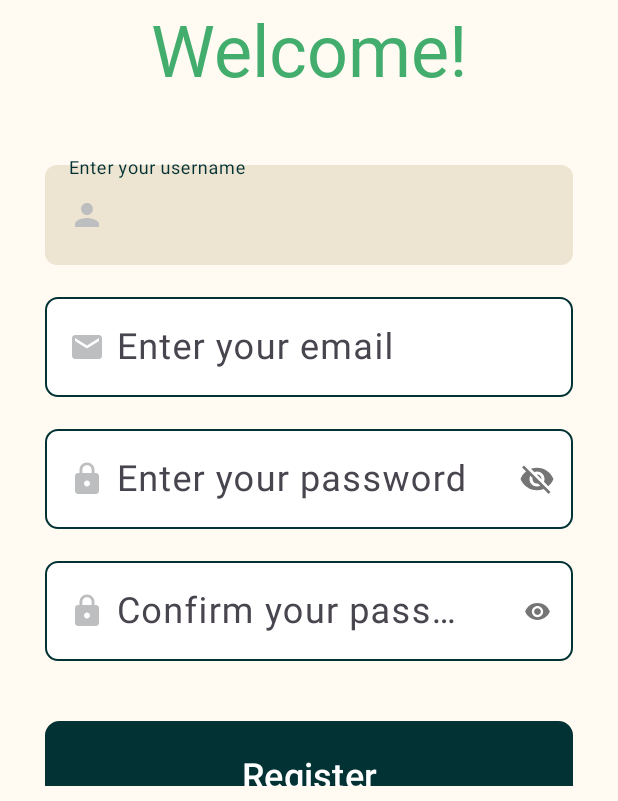
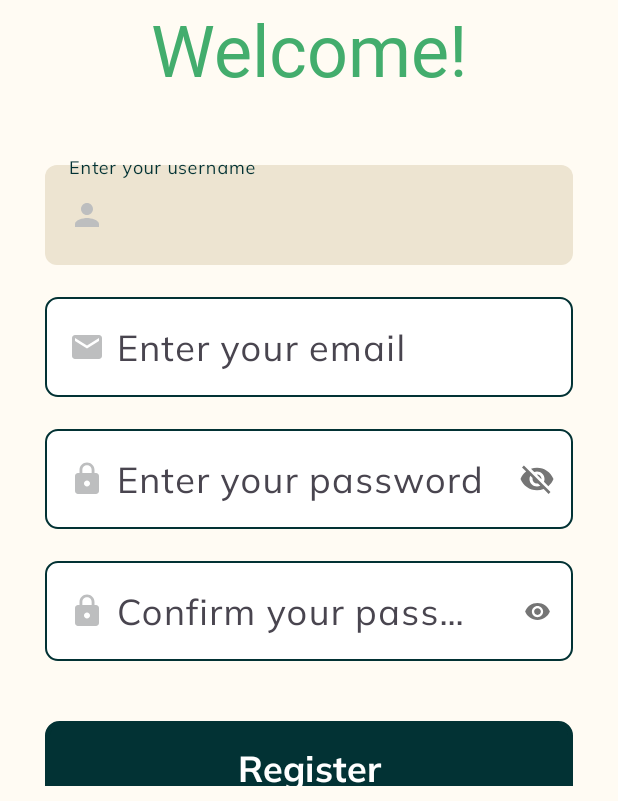
Before and after one commit to Niveytha/GreenApple-FYP, an Android app: the Register screen opened directly, with no data from a screen before it, after a tap on an icon or button, on a phone screen of 412 x 824 dp, the part 435-1236 px from its top. Run offline under Robolectric (Android 15) with nearby library versions, the phone set to English and light mode, and no system bars; our stand-ins replace Firebase (no records; nobody signed in at launch, a user with empty details on screens opened directly).

Commit message:
fixed fonts & text size

```diff
--- a/app/src/main/res/layout/activity_register.xml
+++ b/app/src/main/res/layout/activity_register.xml
@@ -49,7 +49,8 @@
                 android:drawableTint="@color/foundation_grey"
                 android:drawablePadding="8dp"
                 android:inputType="text"
-                android:textSize="24dp" />
+                android:textSize="24sp"
+                android:fontFamily="@font/mulish_regular" />
 
         </com.google.android.material.textfield.TextInputLayout>
 
@@ -69,7 +70,8 @@
                 android:drawableTint="@color/foundation_grey"
                 android:drawablePadding="8dp"
                 android:inputType="textEmailAddress"
-                android:textSize="24dp" />
+                android:textSize="24sp"
+                android:fontFamily="@font/mulish_regular" />
 
         </com.google.android.material.textfield.TextInputLayout>
 
@@ -92,7 +94,8 @@
                 android:drawableTint="@color/foundation_grey"
                 android:drawablePadding="8dp"
                 android:inputType="textPassword"
-                android:textSize="24dp" />
+                android:textSize="24sp"
+                android:fontFamily="@font/mulish_regular" />
 
         </com.google.android.material.textfield.TextInputLayout>
 
@@ -115,7 +118,8 @@
                 android:drawableTint="@color/foundation_grey"
                 android:drawablePadding="8dp"
                 android:inputType="textPassword"
-                android:textSize="24dp" />
+                android:textSize="24sp"
+                android:fontFamily="@font/mulish_regular" />
 
         </com.google.android.material.textfield.TextInputLayout>
 
@@ -123,12 +127,13 @@
         <Button
             android:id="@+id/btn_register"
             android:layout_width="match_parent"
-            android:layout_height="72dp"
+            android:layout_height="64dp"
             android:layout_marginBottom="24dp"
             android:background="@drawable/rounded_button"
             android:text="Register"
-            android:textSize="24dp"
-            android:textColor="@color/foundation_white" />
+            android:textSize="24sp"
+            android:textColor="@color/foundation_white"
+            android:fontFamily="@font/mulish_bold"/>
 
         <TextView
             android:id="@+id/tv_login"
@@ -137,8 +142,8 @@
             android:layout_marginBottom="10dp"
             android:gravity="center"
             android:text="@string/login"
-            android:textSize="20dp"
-            android:fontFamily="@font/mulish_medium"/>
+            android:textSize="20sp"
+            android:fontFamily="@font/mulish_medium" />
     </LinearLayout>
 
 </ScrollView>
--- a/app/src/main/res/layout/chat_item_sender_audio.xml
+++ b/app/src/main/res/layout/chat_item_sender_audio.xml
@@ -37,6 +37,7 @@
             android:textSize="12sp"
             android:textColor="@color/foundation_white"
             android:layout_centerVertical="true"
+            android:fontFamily="@font/mulish_medium"
             />
 
     </RelativeLayout>
@@ -81,7 +82,9 @@
             android:layout_alignParentEnd="true"
             android:textSize="12sp"
             android:textColor="@color/foundation_white"
-            android:layout_centerVertical="true" />
+            android:layout_centerVertical="true"
+            android:fontFamily="@font/mulish_medium"
+            />
 
 
     </RelativeLayout>
```
Also changed, not shown: app/src/main/res/layout/activity_login.xml (+9 -6 lines), app/src/main/res/layout/add_user.xml (+5 -3 lines), app/src/main/res/layout/forgot_password.xml (+7 -5 lines), app/src/main/res/layout/fragment_profile.xml (+4 -3 lines), app/src/main/res/layout/fragment_users.xml (+4 -3 lines).
